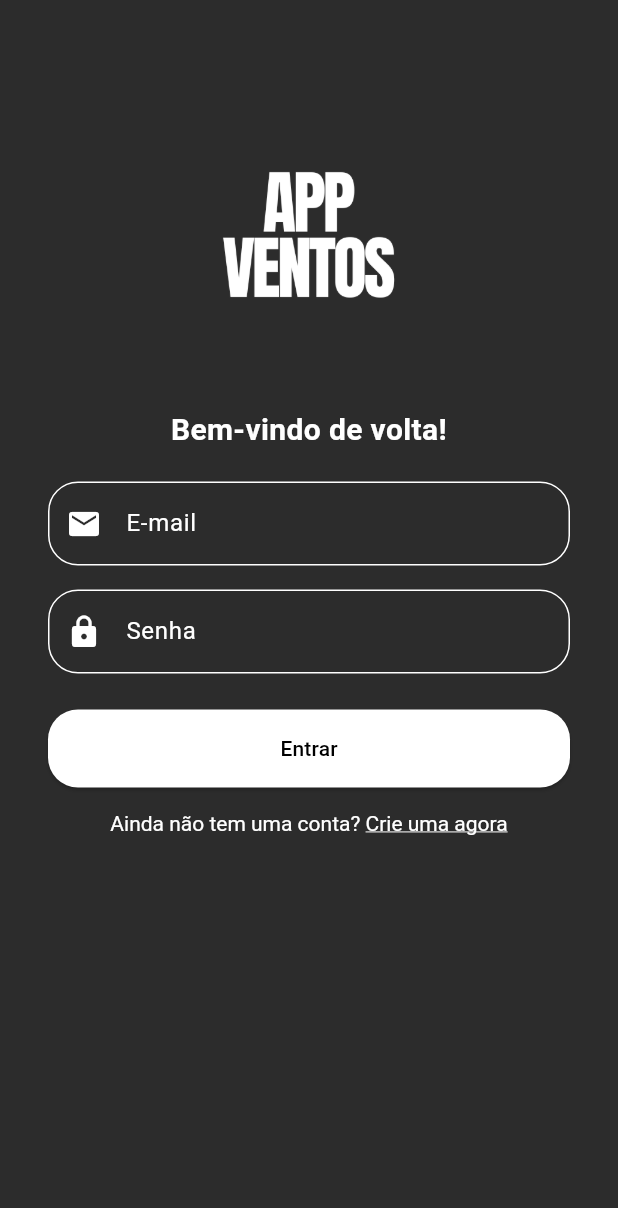
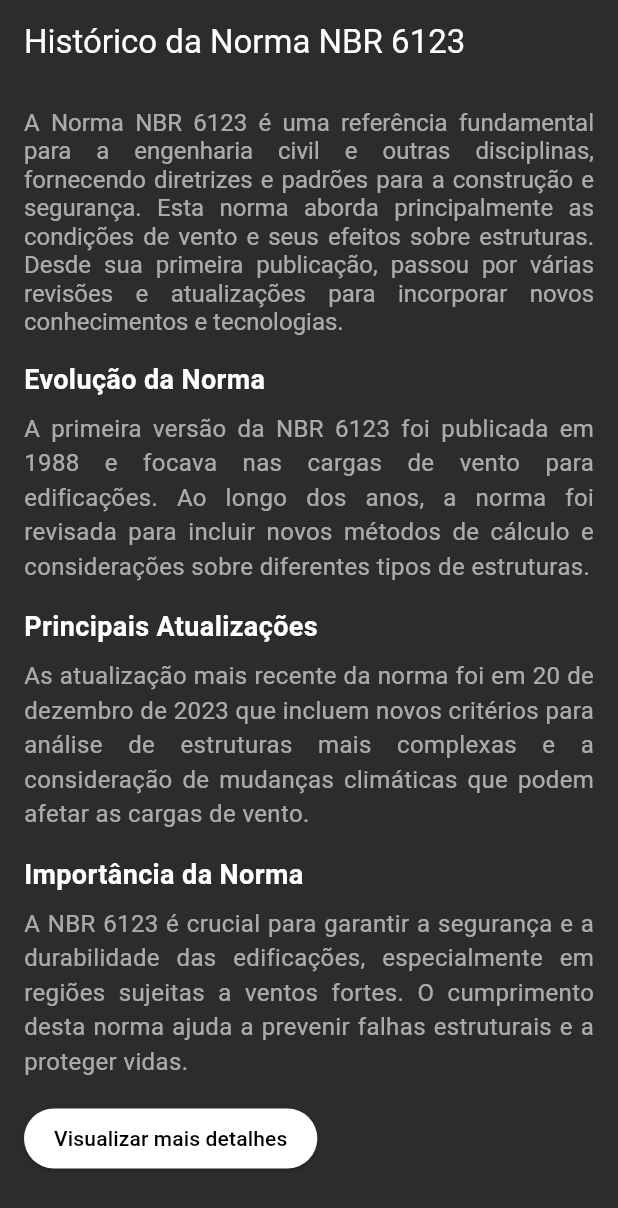
Before and after one commit to marcivonfilho/app_ventos, a Flutter app: the screen it shows after launch, on a phone screen of 412 x 824 dp. Shown: the top 1208 px of the screen. Run offline on Flutter 3.47's test engine with Material 3 defaults, Android fonts, the phone set to English and light mode, and no system bars; our stand-ins replace email_validator; missing offline and left inert: bcrypt.

Commit message:
nova tela e algumas melhorias no desempenho

```diff
--- a/analysis_options.yaml
+++ b/analysis_options.yaml
@@ -7,6 +7,9 @@
 
 # The following line activates a set of recommended lints for Flutter apps,
 # packages, and plugins designed to encourage good coding practices.
+analyzer:
+  errors:
+    use_super_parameters: ignore
 include: package:flutter_lints/flutter.yaml
 
 linter:
--- a/lib/main.dart
+++ b/lib/main.dart
@@ -1,6 +1,8 @@
 // ignore_for_file: prefer_const_constructors
 
+import 'package:app_ventos/themes/my_theme.dart';
 import 'package:app_ventos/views/cadastro_user.dart';
+import 'package:app_ventos/views/history_norma.dart';
 import 'package:app_ventos/views/login.dart';
 import 'package:flutter/material.dart';
 
@@ -15,12 +17,13 @@ class MyApp extends StatelessWidget {
   Widget build(BuildContext context) {
     return MaterialApp(
       title: 'Ventos',
+      theme: myTheme,
       routes: {
-        '/': (context) => LoginPage(), // Rota Tela principal
         '/login': (context) => LoginPage(), // Rota nomeada para a tela de login
         '/cadastro': (context) =>
             CadastroUser(), // Rota nomeada para a tela de cadastro
       },
+      home: HistoricoNorma(),
     );
   }
 }
--- /dev/null
+++ b/lib/themes/my_theme.dart
@@ -0,0 +1,6 @@
+import 'package:flutter/material.dart';
+
+ThemeData myTheme = ThemeData(
+    primaryColor: const Color.fromARGB(255, 44, 44, 44),
+    colorScheme: ColorScheme.fromSwatch()
+        .copyWith(primary: Colors.white, secondary: Colors.white));
--- /dev/null
+++ b/lib/views/history_norma.dart
@@ -0,0 +1,104 @@
+// ignore_for_file: depend_on_referenced_packages, use_super_parameters, deprecated_member_use, prefer_const_constructors, use_build_context_synchronously
+
+import 'package:flutter/material.dart';
+import 'package:url_launcher/url_launcher.dart'; // Importar para abrir links externos
+
+class HistoricoNorma extends StatelessWidget {
+  const HistoricoNorma({Key? key}) : super(key: key);
+
+  final String urlNorma =
+      'https://online.fliphtml5.com/ffdkue/otlz/'; // URL para visualização detalhada
+
+  void _launchURL(BuildContext context) async {
+    try {
+      await launch(urlNorma);
+    } catch (e) {
+      ScaffoldMessenger.of(context).showSnackBar(
+        SnackBar(
+          content: Text('Não foi possível abrir o link.'),
+        ),
+      );
+    }
+  }
+
+  @override
+  Widget build(BuildContext context) {
+    return Scaffold(
+      appBar: AppBar(
+        title: Text(
+          'Histórico da Norma NBR 6123',
+          style: TextStyle(color: Colors.white),
+        ),
+        backgroundColor: Theme.of(context).primaryColor,
+      ),
+      backgroundColor: Theme.of(context).primaryColor,
+      body: SingleChildScrollView(
+        padding: const EdgeInsets.all(16.0),
+        child: Column(
+          crossAxisAlignment: CrossAxisAlignment.start,
+          children: [
+            RichText(
+              text: TextSpan(
+                text:
+                    'A Norma NBR 6123 é uma referência fundamental para a engenharia civil e outras disciplinas, fornecendo diretrizes e padrões para a construção e segurança. Esta norma aborda principalmente as condições de vento e seus efeitos sobre estruturas. Desde sua primeira publicação, passou por várias revisões e atualizações para incorporar novos conhecimentos e tecnologias.',
+                style: TextStyle(
+                  fontSize: 16,
+                  color: Colors.white60,
+                ),
+              ),
+              textAlign: TextAlign.justify,
+            ),
+            SizedBox(height: 16),
+            buildTextSection(
+              'Evolução da Norma',
+              'A primeira versão da NBR 6123 foi publicada em 1988 e focava nas cargas de vento para edificações. Ao longo dos anos, a norma foi revisada para incluir novos métodos de cálculo e considerações sobre diferentes tipos de estruturas.',
+            ),
+            buildTextSection(
+              'Principais Atualizações',
+              'As atualização mais recente da norma foi em 20 de dezembro de 2023 que incluem novos critérios para análise de estruturas mais complexas e a consideração de mudanças climáticas que podem afetar as cargas de vento.',
+            ),
+            buildTextSection(
+              'Importância da Norma',
+              'A NBR 6123 é crucial para garantir a segurança e a durabilidade das edificações, especialmente em regiões sujeitas a ventos fortes. O cumprimento desta norma ajuda a prevenir falhas estruturais e a proteger vidas.',
+            ),
+            ElevatedButton(
+              onPressed: () => _launchURL(context),
+              style: ElevatedButton.styleFrom(
+                  padding:
+                      const EdgeInsets.symmetric(vertical: 4, horizontal: 20),
+                  shape: RoundedRectangleBorder(
+                    borderRadius: BorderRadius.circular(20),
+                  ),
+                  backgroundColor: const Color.fromARGB(255, 255, 255, 255)),
+              child: const Text('Visualizar mais detalhes',
+                  style: TextStyle(color: Colors.black)),
+            ),
+          ],
+        ),
+      ),
+    );
+  }
+
+  Widget buildTextSection(String title, String content) {
+    return Column(
+      crossAxisAlignment: CrossAxisAlignment.start,
+      children: [
+        Text(
+          title,
+          style: TextStyle(
+              fontSize: 18, fontWeight: FontWeight.bold, color: Colors.white),
+        ),
+        SizedBox(height: 8),
+        Text(
+          content,
+          style: TextStyle(
+            fontSize: 16,
+            color: Colors.white60,
+          ),
+          textAlign: TextAlign.justify,
+        ),
+        SizedBox(height: 16),
+      ],
+    );
+  }
+}
--- a/lib/views/login.dart
+++ b/lib/views/login.dart
@@ -21,8 +21,7 @@ class _LoginPageState extends State<LoginPage> {
   @override
   Widget build(BuildContext context) {
     return Scaffold(
-      backgroundColor:
-          const Color.fromARGB(255, 44, 44, 44), // Cor de fundo da tela
+      backgroundColor: Theme.of(context).primaryColor, // Cor de fundo da tela
       body: SingleChildScrollView(
         child: Padding(
           padding: const EdgeInsets.all(32.0),
--- a/pubspec.yaml
+++ b/pubspec.yaml
@@ -43,6 +43,7 @@ dev_dependencies:
   email_validator: ^2.0.1
   http: ^1.2.1
   bcrypt: ^1.1.3
+  url_launcher: ^6.0.0
 
   # The "flutter_lints" package below contains a set of recommended lints to
   # encourage good coding practices. The lint set provided by the package is
```
Also changed, not shown: lib/views/cadastro_user.dart (+13 -16 lines), pubspec.lock, 2 other files.
